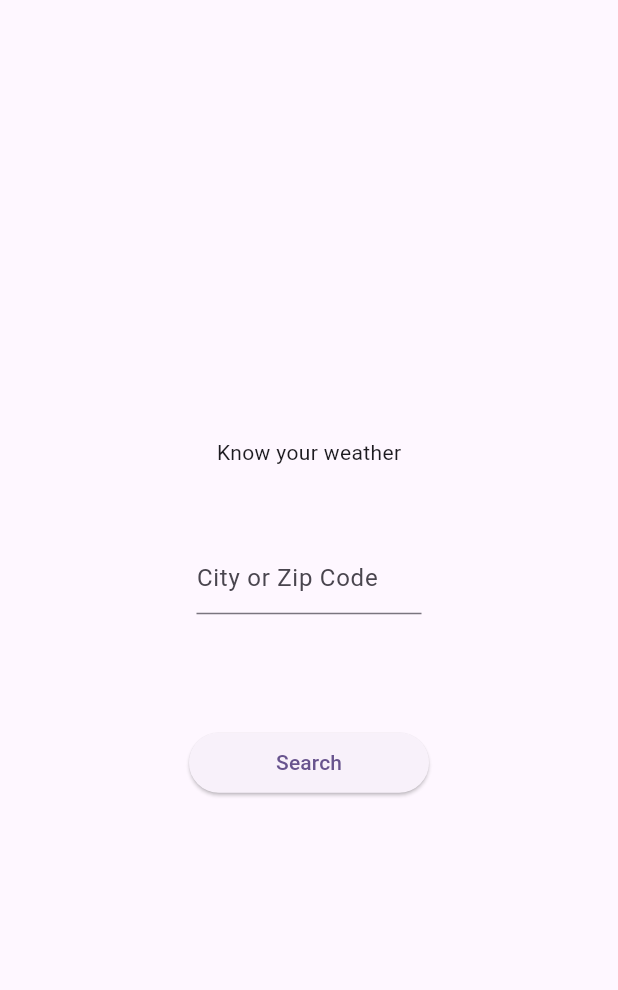
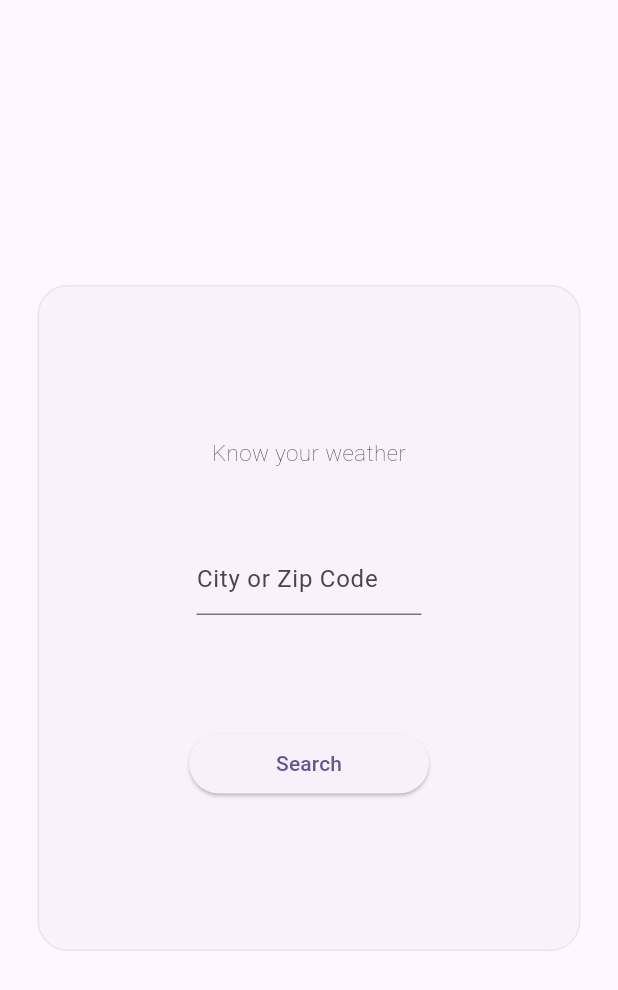
Before and after one commit to gags-21/mausam, a Flutter app: the screen it shows after launch, on a phone screen of 412 x 824 dp. Shown: the top 990 px of the screen. Run offline on Flutter 3.47's test engine with Material 2 defaults, Android fonts, the phone set to English and light mode, and no system bars; missing offline and left inert: hover_widget.

Commit message:
UI improvements & fixes

```diff
--- a/lib/screen/home.dart
+++ b/lib/screen/home.dart
@@ -15,13 +15,28 @@ class Home extends StatelessWidget {
     final searchController = TextEditingController();
     return Scaffold(
       body: Center(
+        child: Container(
+          decoration: BoxDecoration(
+            color: Theme.of(context).primaryColor.withOpacity(.03),
+            borderRadius: BorderRadius.circular(20),
+            border: Border.all(
+              color: Theme.of(context).primaryColor.withOpacity(.1),
+            ),
+          ),
           child: Padding(
-          padding: const EdgeInsets.all(20.0),
+            padding: const EdgeInsets.all(100.0),
             child: Column(
               mainAxisAlignment: MainAxisAlignment.center,
               crossAxisAlignment: CrossAxisAlignment.center,
+              mainAxisSize: MainAxisSize.min,
               children: [
-              const Text("Know your weather"),
+                const Text(
+                  "Know your weather",
+                  style: TextStyle(
+                    fontSize: 15,
+                    fontWeight: FontWeight.w100,
+                  ),
+                ),
                 const SizedBox(
                   height: 50,
                 ),
@@ -93,6 +108,7 @@ class Home extends StatelessWidget {
             ),
           ),
         ),
+      ),
     );
   }
 }
```
Also changed, not shown: lib/screen/weather_info.dart (+82 -11 lines). Lines whose indentation alone changed are shown as unchanged.
